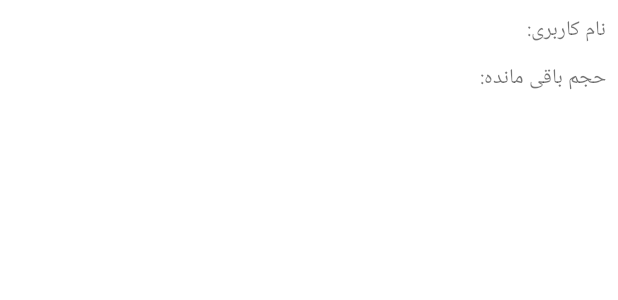
After one commit to RezaKardoost/Shiraz-University-Internet-Access-Manager, an Android app: the layout account_row.xml on its own in the app's theme, with its tools: preview values and no code run, on a phone screen of 412 x 824 dp. The commit adds this screen. Shown: the top 300 px of the screen. Run offline under Robolectric (Android 15) with nearby library versions, the phone set to English and light mode, and no system bars.

Commit message:
add repository layer and RecyclerView

```diff
--- a/app/build.gradle
+++ b/app/build.gradle
@@ -47,6 +47,7 @@ dependencies {
     implementation "androidx.swiperefreshlayout:swiperefreshlayout:1.0.0"
     implementation "androidx.room:room-runtime:$room_version"
     kapt "androidx.room:room-compiler:$room_version"
+    implementation 'org.jsoup:jsoup:1.12.2'
     testImplementation 'junit:junit:4.12'
     androidTestImplementation 'androidx.test.ext:junit:1.1.1'
     androidTestImplementation 'androidx.test.espresso:espresso-core:3.2.0'
--- a/app/src/main/AndroidManifest.xml
+++ b/app/src/main/AndroidManifest.xml
@@ -2,6 +2,8 @@
 <manifest xmlns:android="http://schemas.android.com/apk/res/android"
     xmlns:tools="http://schemas.android.com/tools"
     package="com.github.RezaKardoost.shirazuinternet">
+
+    <uses-permission android:name="android.permission.INTERNET"/>
 
     <application
         android:name=".ShirazUInternet"
--- a/app/src/main/java/com/github/RezaKardoost/shirazuinternet/Room/UserDao.kt
+++ b/app/src/main/java/com/github/RezaKardoost/shirazuinternet/Room/UserDao.kt
@@ -9,5 +9,5 @@ interface UserDao {
     suspend fun insert(user:User)
 
     @Query("SELECT * FROM users")
-    fun getAll():LiveData<List<User>>
+    suspend fun getAll():List<User>
 }
--- /dev/null
+++ b/app/src/main/res/layout/account_row.xml
@@ -0,0 +1,28 @@
+<?xml version="1.0" encoding="utf-8"?>
+<androidx.constraintlayout.widget.ConstraintLayout xmlns:android="http://schemas.android.com/apk/res/android"
+    xmlns:app="http://schemas.android.com/apk/res-auto"
+    xmlns:tools="http://schemas.android.com/tools"
+    android:layout_width="match_parent"
+    android:layout_height="200dp">
+
+    <com.google.android.material.textview.MaterialTextView
+        android:id="@+id/username"
+        android:layout_width="wrap_content"
+        android:layout_height="wrap_content"
+        android:layout_marginTop="8dp"
+        android:layout_marginEnd="8dp"
+        android:text="نام کاربری:"
+        app:layout_constraintEnd_toEndOf="parent"
+        app:layout_constraintTop_toTopOf="parent" />
+
+    <com.google.android.material.textview.MaterialTextView
+        android:id="@+id/capacity"
+        android:layout_width="wrap_content"
+        android:layout_height="wrap_content"
+        android:layout_marginTop="8dp"
+        android:layout_marginEnd="8dp"
+        android:text="حجم باقی مانده:"
+        app:layout_constraintEnd_toEndOf="parent"
+        app:layout_constraintTop_toBottomOf="@+id/username"/>
+
+</androidx.constraintlayout.widget.ConstraintLayout>
--- a/app/src/main/res/layout/activity_main.xml
+++ b/app/src/main/res/layout/activity_main.xml
@@ -30,7 +30,9 @@
 
         <androidx.recyclerview.widget.RecyclerView
             android:layout_width="match_parent"
-            android:layout_height="match_parent"/>
+            android:layout_height="match_parent"
+            android:id="@+id/accountsRecyclerView"
+            app:layoutManager="androidx.recyclerview.widget.LinearLayoutManager"/>
 
     </androidx.swiperefreshlayout.widget.SwipeRefreshLayout>
 
--- a/build.gradle
+++ b/build.gradle
@@ -1,7 +1,7 @@
 // Top-level build file where you can add configuration options common to all sub-projects/modules.
 
 buildscript {
-    ext.kotlin_version = '1.3.50'
+    ext.kotlin_version = '1.3.61'
     repositories {
         google()
         jcenter()
```
Also changed, not shown: app/src/main/java/com/github/RezaKardoost/shirazuinternet/Account.java (added, +32 -0 lines), app/src/main/java/com/github/RezaKardoost/shirazuinternet/AccountsRecyclerViewAdapter.kt (added, +38 -0 lines), app/src/main/java/com/github/RezaKardoost/shirazuinternet/MainActivity.kt (+26 -6 lines), app/src/main/java/com/github/RezaKardoost/shirazuinternet/MainRepository.kt (added, +78 -0 lines), app/src/main/java/com/github/RezaKardoost/shirazuinternet/MainViewModel.kt (+41 -11 lines).
